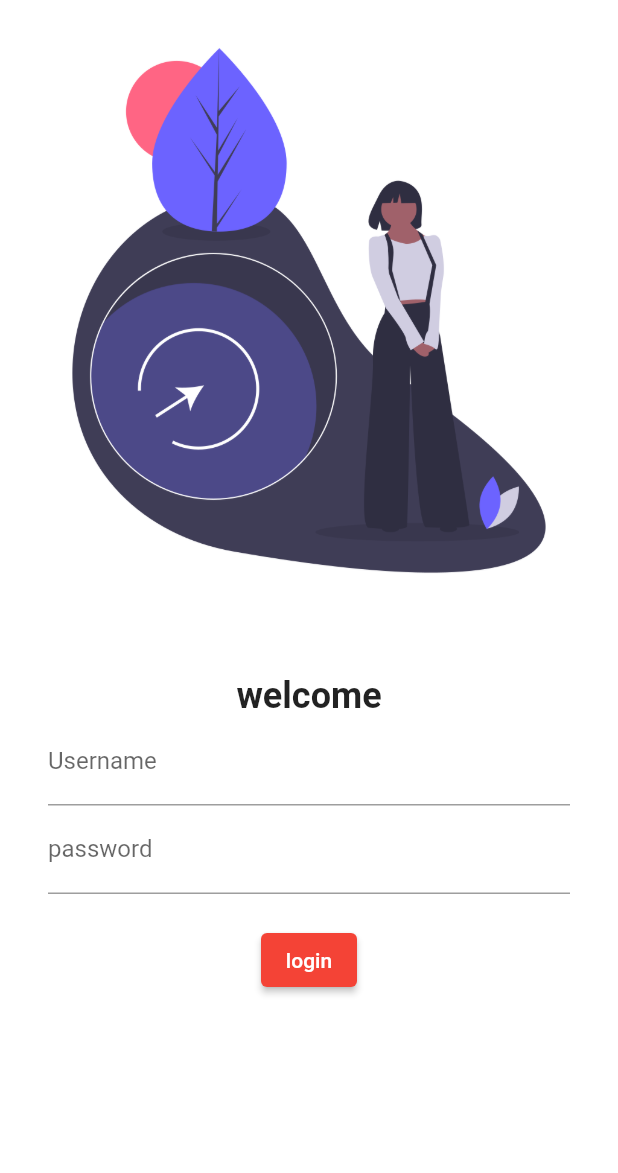
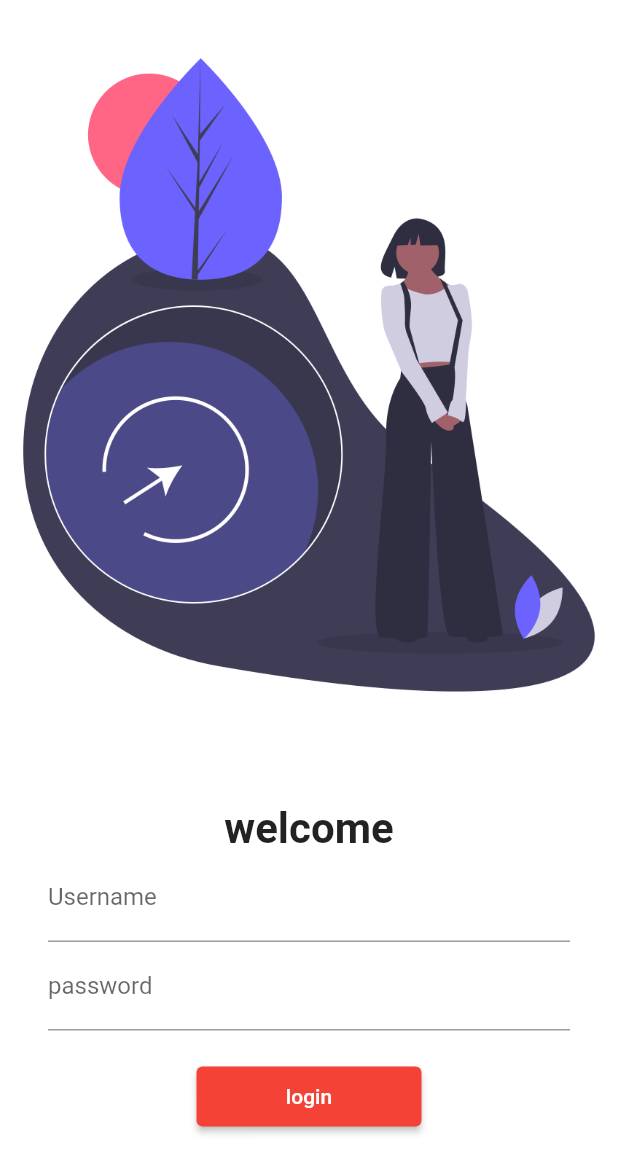
Before and after one commit to jvish2030/30DaysOfFlutter, a Flutter app: the screen it shows after launch, on a phone screen of 412 x 824 dp. Shown: the top 1173 px of the screen. Run offline on Flutter 3.47's test engine with Material 2 defaults, Android fonts, the phone set to English and light mode, and no system bars; our stand-ins replace google_fonts.

Commit message:
day 5 completed

```diff
--- a/project1/lib/Pages/login_page.dart
+++ b/project1/lib/Pages/login_page.dart
@@ -1,4 +1,5 @@
 import 'package:flutter/material.dart';
+import 'package:project1/Utils/MyRoutes.dart';
 
 class LoginPage extends StatelessWidget {
   const LoginPage({Key? key}) : super(key: key);
@@ -7,18 +8,23 @@ class LoginPage extends StatelessWidget {
   Widget build(BuildContext context) {
     return Material(
         color: Colors.white,
+        child: SingleChildScrollView(
           child: Column(
             children: [
-            Image.asset('assets/images/enter.png', fit: BoxFit.cover),
+              Image.asset(
+                'assets/images/enter.png',
+                fit: BoxFit.cover,
+                height: 500,
+              ),
               SizedBox(height: 20.0),
               Padding(
-              padding:
-                  const EdgeInsets.symmetric(vertical: 16.0, horizontal: 32.0),
+                padding: const EdgeInsets.symmetric(
+                    vertical: 16.0, horizontal: 32.0),
                 child: Column(
                   children: [
                     Text("welcome",
-                      style:
-                          TextStyle(fontSize: 24, fontWeight: FontWeight.bold)),
+                        style: TextStyle(
+                            fontSize: 28, fontWeight: FontWeight.bold)),
                     TextFormField(
                       decoration: InputDecoration(
                           hintText: "Enter username", labelText: "Username"),
@@ -33,15 +39,16 @@ class LoginPage extends StatelessWidget {
                     ),
                     ElevatedButton(
                       onPressed: () {
-                      print("hi jatin!!");
+                        Navigator.pushNamed(context, MyRoutes.homeRoute);
                       },
                       child: Text("login"),
-                    style: TextButton.styleFrom(),
+                      style: TextButton.styleFrom(minimumSize: Size(150, 40)),
                     )
                   ],
                 ),
               )
             ],
+          ),
         ));
   }
 }
--- /dev/null
+++ b/project1/lib/Utils/MyRoutes.dart
@@ -0,0 +1,4 @@
+class MyRoutes {
+  static String homeRoute = "/home";
+  static String loginRoute = "/login";
+}
--- a/project1/lib/main.dart
+++ b/project1/lib/main.dart
@@ -2,6 +2,7 @@ import 'package:flutter/material.dart';
 import 'package:project1/Pages/home_page.dart';
 import 'package:project1/Pages/Login_page.dart';
 import 'package:google_fonts/google_fonts.dart';
+import 'package:project1/Utils/MyRoutes.dart';
 
 void main() {
   runApp(MyApp());
@@ -21,8 +22,8 @@ class MyApp extends StatelessWidget {
       initialRoute: "/",
       routes: {
         "/": (context) => new LoginPage(),
-        "/home": (context) => HomePage(),
-        "/login": (context) => LoginPage(),
+        MyRoutes.homeRoute: (context) => HomePage(),
+        MyRoutes.loginRoute: (context) => LoginPage(),
       },
     );
   }
```
Also changed, not shown: project1/lib/Pages/home_page.dart (line endings or trailing spaces). Lines whose indentation alone changed are shown as unchanged.
